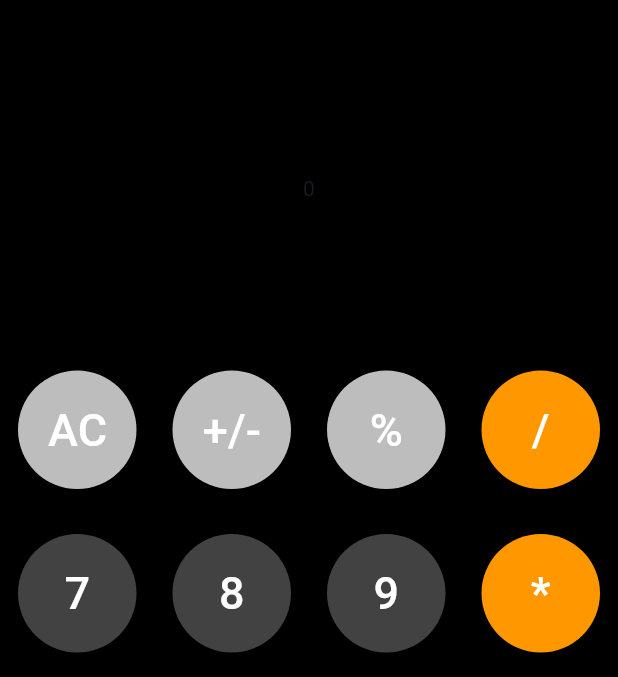
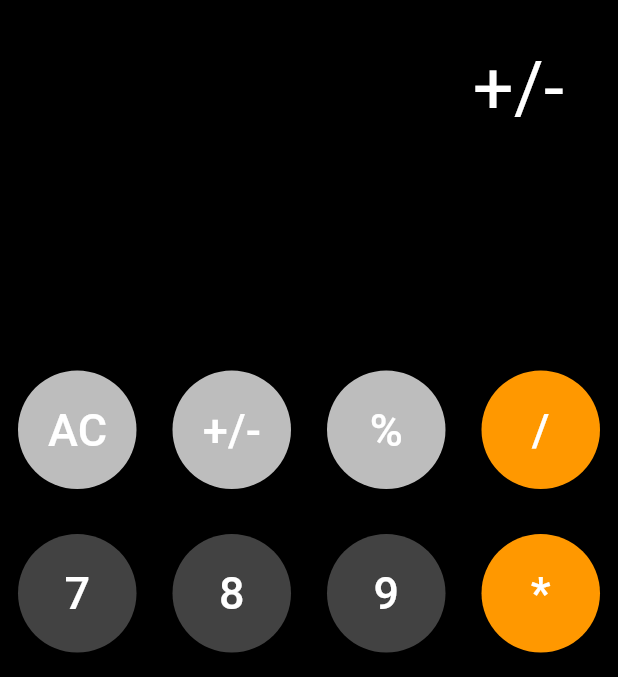
Before and after one commit to KaozhiChen/CalculatorApp, a Flutter app: the screen it shows after launch, after a tap on "+/-", on a phone screen of 412 x 824 dp, the part 63-740 px from its top. Run offline on Flutter 3.47's test engine with Material 3 defaults, Android fonts, the phone set to English and light mode, and no system bars.

Commit message:
Display result based on button clicks

```diff
--- a/lib/button_widget.dart
+++ b/lib/button_widget.dart
@@ -3,17 +3,19 @@ import 'package:flutter/material.dart';
 class ButtonWidget extends StatelessWidget {
   final String label;
   final int flex;
+  final Function onClick;
   static const topKeys = ["AC", "+/-", "%"];
   static const rightKeys = ["/", "*", "-", "+", "="];
 
-  const ButtonWidget({required this.label, this.flex = 1, super.key});
+  const ButtonWidget(
+      {required this.label, this.flex = 1, required this.onClick, super.key});
 
   @override
   Widget build(BuildContext context) {
     return Expanded(
       flex: flex,
       child: TextButton(
-        onPressed: () {},
+        onPressed: () => onClick(),
         child: Container(
           padding: const EdgeInsets.all(20),
           margin: const EdgeInsets.only(bottom: 10),
--- a/lib/index.dart
+++ b/lib/index.dart
@@ -9,7 +9,7 @@ class IndexPage extends StatefulWidget {
 }
 
 class _IndexPageState extends State<IndexPage> {
-  String result = "0";
+  String _result = "0";
   static const buttonKeys = [
     "AC",
     "+/-",
@@ -45,28 +45,24 @@ class _IndexPageState extends State<IndexPage> {
           centerTitle: true,
           backgroundColor: Colors.black,
         ),
-        body: Container(
-          child: Column(
-            children: [
-              Expanded(
-                  child: Center(
-                child: Text(result),
-              )),
-              Container(
-                child: Center(
-                    // child: Row(
-                    //   children: [
-                    //     ButtonWidget(label: '0', flex: 2),
-                    //     ButtonWidget(label: '.'),
-                    //     ButtonWidget(
-                    //       label: '=',
-                    //     )
-                    //   ],
-                    // ),
-                    child: _buidButtons()),
-              )
-            ],
-          ),
+        body: Column(
+          children: [
+            Expanded(
+                child: SingleChildScrollView(
+              child: Padding(
+                padding:
+                    const EdgeInsets.symmetric(horizontal: 36, vertical: 10),
+                child: Align(
+                  alignment: Alignment.bottomRight,
+                  child: Text(
+                    "$_result",
+                    style: const TextStyle(color: Colors.white, fontSize: 48),
+                  ),
+                ),
+              ),
+            )),
+            Center(child: _buidButtons())
+          ],
         ));
   }
 
@@ -80,7 +76,11 @@ class _IndexPageState extends State<IndexPage> {
         flex++;
         continue;
       } else {
-        Widget btn = ButtonWidget(label: key, flex: flex);
+        Widget btn = ButtonWidget(
+          label: key,
+          flex: flex,
+          onClick: () => _onButtonClick(key),
+        );
         btns.add(btn);
         flex = 1;
       }
@@ -103,4 +103,18 @@ class _IndexPageState extends State<IndexPage> {
       children: rows,
     );
   }
+
+  void _onButtonClick(String key) {
+    setState(() {
+      if (key == "AC") {
+        _result = "0";
+      } else {
+        if (_result == "0") {
+          _result = key;
+        } else {
+          _result += key;
+        }
+      }
+    });
+  }
 }
```
